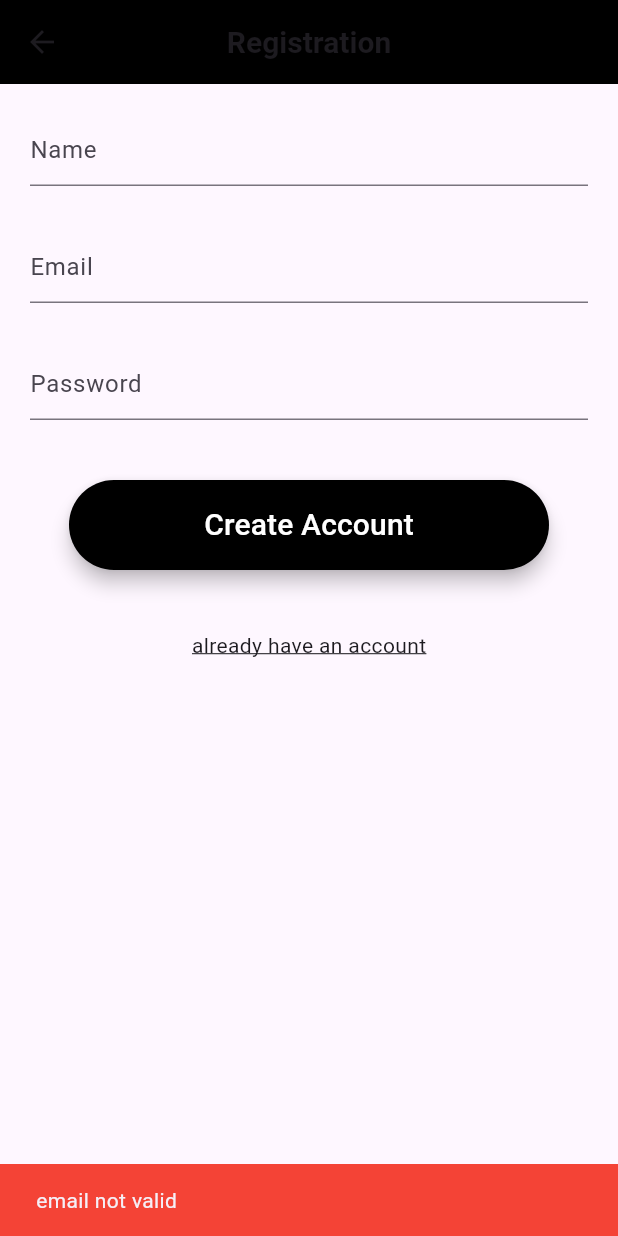
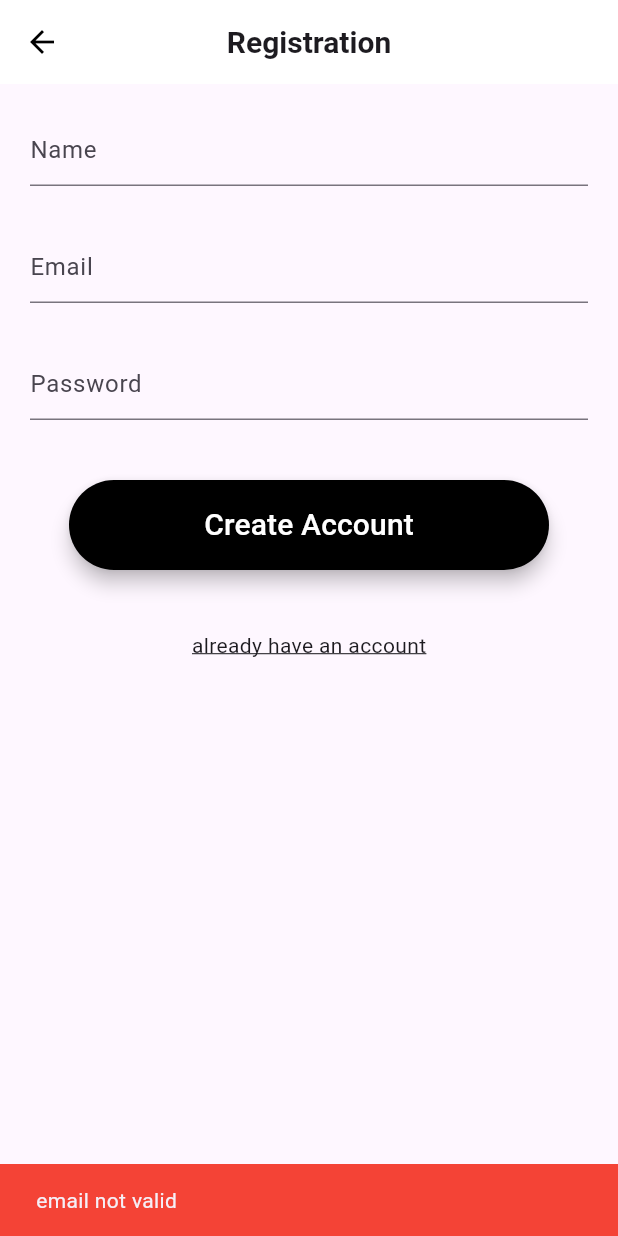
Before and after one commit to CHEEKJ23/SportsConnect, a Flutter app: the RegisterScreen screen opened directly, after a tap on "Create Account", on a phone screen of 412 x 824 dp. Run offline on Flutter 3.47's test engine with Material 3 defaults, Android fonts, the light colour scheme and no system bars; our stand-ins replace flutter_rating_bar, page_transition.

Commit message:
login & register

```diff
--- a/lib/main.dart
+++ b/lib/main.dart
@@ -44,7 +44,9 @@ class MyApp extends StatelessWidget {
       theme: ThemeData(
         primarySwatch: Colors.green,
       ),
-      home: const WelcomePage(pageTitle: 'Welcome'),
+      // home: const WelcomePage(pageTitle: 'Welcome'),
+
+      home: const WelcomePage(),
       routes: <String, WidgetBuilder>{
         '/signup': (BuildContext context) => SignUpPage(),
         '/signin': (BuildContext context) => SignInPage(),
--- a/lib/src/screens/register_screen.dart
+++ b/lib/src/screens/register_screen.dart
@@ -10,6 +10,7 @@ import 'home_screen.dart';
 import './login_screens.dart';
 import './login_screens.dart';
 import './welcome_page.dart';
+import './dashboard.dart';
 
 import 'package:http/http.dart' as http;
 
@@ -37,7 +38,7 @@ class _RegisterScreenState extends State<RegisterScreen> {
         Navigator.push(
             context,
             MaterialPageRoute(
-              builder: (BuildContext context) => const HomeScreen(),
+              builder: (BuildContext context) => const Dashboard(),
             ));
       } else {
         errorSnackBar(context, responseMap.values.first[0]);
@@ -51,7 +52,7 @@ class _RegisterScreenState extends State<RegisterScreen> {
   Widget build(BuildContext context) {
     return Scaffold(
       appBar: AppBar(
-        backgroundColor: Colors.black,
+        backgroundColor: Colors.white,
         centerTitle: true,
         elevation: 0,
         title: const Text(
@@ -61,6 +62,15 @@ class _RegisterScreenState extends State<RegisterScreen> {
             fontWeight: FontWeight.bold,
           ),
         ),
+        leading: IconButton(
+    icon: const Icon(Icons.arrow_back, color: Colors.black), // Use an appropriate icon
+     onPressed: () {
+      Navigator.pushReplacement(
+        context,
+        MaterialPageRoute(builder: (context) => WelcomePage()),
+      );
+    },
+  ),
       ),
       body: Padding(
         padding: const EdgeInsets.symmetric(horizontal: 20),
```
Also changed, not shown: lib/src/screens/login_screens.dart (+13 -3 lines), lib/src/screens/welcome_page.dart (+10 -6 lines), flutter_01.png (added).
